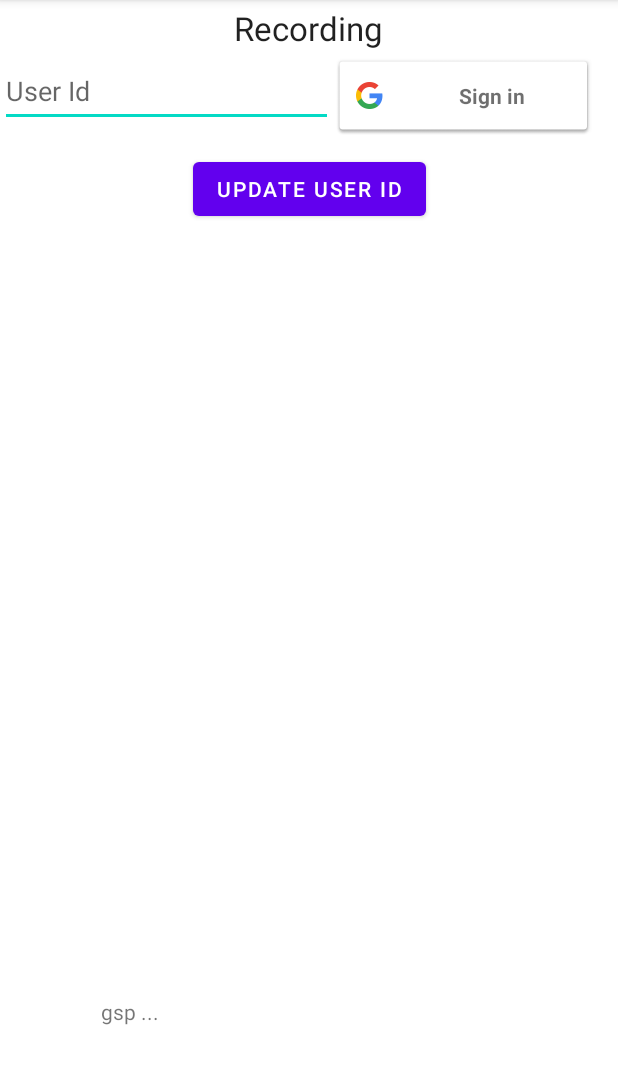
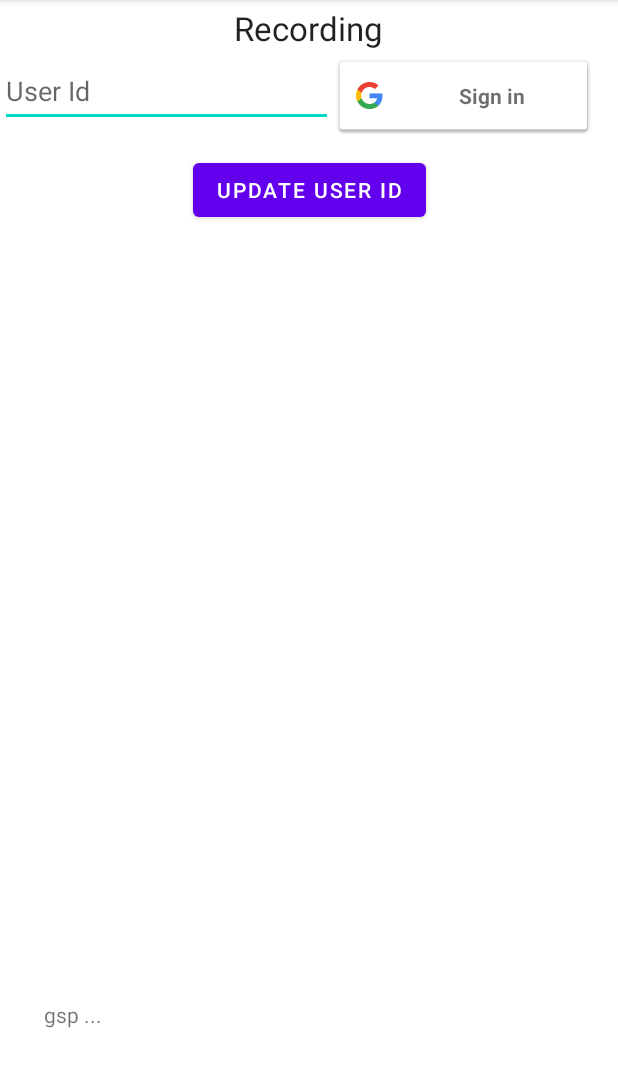
Before and after one commit to kostuk/WarAudioMap, an Android app: the screen it shows after launch (MainActivity), on a phone screen of 412 x 824 dp, the part 84-1171 px from its top. Run offline under Robolectric (Android 15) with nearby library versions, the phone set to English and light mode, and no system bars; our stand-ins replace Firebase (no records; nobody signed in at launch, a user with empty details on screens opened directly); 8 statements that could not run were skipped.

Commit message:
Pre beta 1

```diff
--- a/fox-app/app/src/main/res/layout/activity_main.xml
+++ b/fox-app/app/src/main/res/layout/activity_main.xml
@@ -20,8 +20,8 @@
 
     <TextView
         android:id="@+id/output"
-        android:layout_width="277dp"
-        android:layout_height="72dp"
+        android:layout_width="354dp"
+        android:layout_height="69dp"
         android:gravity="center"
         android:lines="5"
         android:textAppearance="@style/TextAppearance.AppCompat.Medium"
@@ -56,9 +56,10 @@
 
     <ScrollView
         android:id="@+id/scrollView2"
-        android:layout_width="413dp"
-        android:layout_height="397dp"
-        android:layout_marginTop="12dp"
+        android:layout_width="361dp"
+        android:layout_height="395dp"
+        android:layout_marginTop="20dp"
+        app:layout_constraintEnd_toEndOf="parent"
         app:layout_constraintStart_toStartOf="parent"
         app:layout_constraintTop_toBottomOf="@+id/output">
 
```
Also changed, not shown: fox-app/app/src/main/java/ua/com/foxhunting/MainActivity.kt (+12 -3 lines), fox-app/app/src/main/java/ua/com/foxhunting/SoundService.kt (+16 -28 lines).
